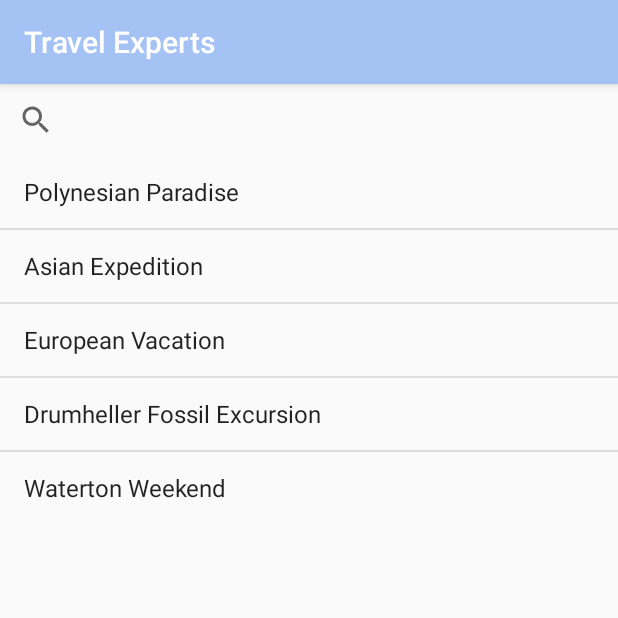
After one commit to enovinpour/OOSD2020TravelExpertsMobileApp, an Android app: the SearchActivity screen opened directly, with no data from a screen before it, on a phone screen of 412 x 824 dp, the top half of it. The commit adds this screen. Run offline under Robolectric (Android 15) with nearby library versions, the phone set to English and light mode, and no system bars; Roboto replaces fonts that are not available here.

Commit message:
Added SearchActivity

```diff
--- a/app/src/main/AndroidManifest.xml
+++ b/app/src/main/AndroidManifest.xml
@@ -10,13 +10,14 @@
         android:supportsRtl="true"
         android:theme="@style/AppTheme"
         android:usesCleartextTraffic="true">
-        <activity android:name=".PackageBookActivity2"></activity>
-        <activity android:name=".LoginActivity"/>
-        <activity android:name=".RegisterActivity"/>
+        <activity android:name=".SearchActivity"></activity>
+        <activity android:name=".PackageBookActivity2" />
+        <activity android:name=".LoginActivity" />
+        <activity android:name=".RegisterActivity" />
         <activity
             android:name=".CreditCardActivity"
             android:label="@string/title_activity_credit_card"
-            android:theme="@style/AppTheme.NoActionBar"></activity>
+            android:theme="@style/AppTheme.NoActionBar" />
         <activity android:name=".PackageSelectActivity" />
         <activity
             android:name=".CheckoutActivity"
--- a/app/src/main/java/org/ehsan/travelexpertsoosd/MainActivity.java
+++ b/app/src/main/java/org/ehsan/travelexpertsoosd/MainActivity.java
@@ -17,7 +17,8 @@ public class MainActivity extends AppCompatActivity {
 
 //       Intent intent = new Intent(getApplicationContext(), PackageSelectActivity.class);
 //       Intent intent = new Intent(getApplicationContext(), LoginActivity.class);
-       Intent intent = new Intent(getApplicationContext(), CreditCardActivity.class);
+//     Intent intent = new Intent(getApplicationContext(), SearchActivity.class);
+     Intent intent = new Intent(getApplicationContext(), CreditCardActivity.class);
         startActivity(intent);
     }
 
--- /dev/null
+++ b/app/src/main/java/org/ehsan/travelexpertsoosd/SearchActivity.java
@@ -0,0 +1,46 @@
+package org.ehsan.travelexpertsoosd;
+
+import androidx.appcompat.app.AppCompatActivity;
+
+import android.os.Bundle;
+import android.widget.ArrayAdapter;
+import android.widget.ListView;
+import android.widget.SearchView;
+
+import java.util.ArrayList;
+
+public class SearchActivity extends AppCompatActivity {
+    ListView lv;
+    ArrayAdapter adapter;
+    ArrayList<String>list1;
+    SearchView sv;
+
+    @Override
+    protected void onCreate(Bundle savedInstanceState) {
+        super.onCreate(savedInstanceState);
+        setContentView(R.layout.activity_search);
+        lv=(ListView)findViewById(R.id.list);
+        sv=(SearchView)findViewById(R.id.search);
+        list1=new ArrayList<String>();
+        list1.add("Polynesian Paradise");
+        list1.add("Asian Expedition");
+        list1.add("European Vacation");
+        list1.add("Drumheller Fossil Excursion");
+        list1.add("Waterton Weekend");
+
+        adapter=new ArrayAdapter<>(this,android.R.layout.simple_list_item_1,list1);
+        lv.setAdapter(adapter);
+        sv.setOnQueryTextListener(new SearchView.OnQueryTextListener() {
+            @Override
+            public boolean onQueryTextSubmit(String query) {
+                return false;
+            }
+
+            @Override
+            public boolean onQueryTextChange(String newText) {
+                adapter.getFilter().filter(newText);
+                return false;
+            }
+        });
+    }
+}
--- /dev/null
+++ b/app/src/main/res/layout/activity_search.xml
@@ -0,0 +1,22 @@
+<?xml version="1.0" encoding="utf-8"?>
+<RelativeLayout xmlns:android="http://schemas.android.com/apk/res/android"
+    xmlns:app="http://schemas.android.com/apk/res-auto"
+    xmlns:tools="http://schemas.android.com/tools"
+    android:layout_width="match_parent"
+    android:layout_height="match_parent"
+    tools:context=".SearchActivity">
+
+    <SearchView
+        android:layout_width="wrap_content"
+        android:layout_height="wrap_content"
+        android:id="@+id/search"></SearchView>
+
+    <ListView
+        android:id="@+id/list"
+        android:layout_width="match_parent"
+        android:layout_height="wrap_content"
+        android:layout_below="@id/search"
+        android:layout_marginTop="0dp"></ListView>
+
+
+</RelativeLayout>
```
